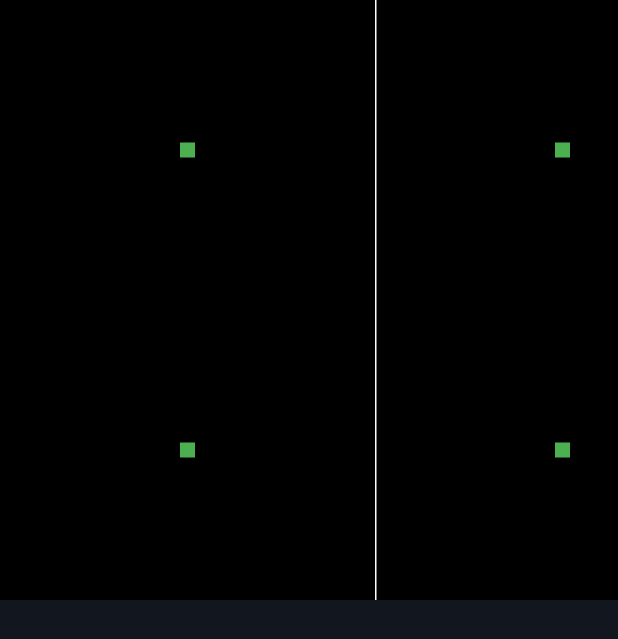
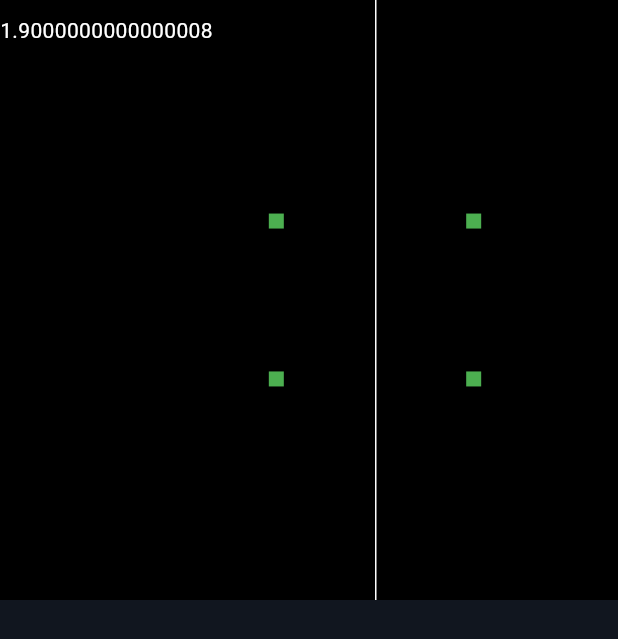
Before and after one commit to Mangoo0110/math_and_3d, a Flutter app: the first screen one second after launch, on a phone screen of 412 x 824 dp. Shown: the top 639 px of the screen. Run offline on Flutter 3.47's test engine with Material 3 defaults, Android fonts, the light colour scheme and no system bars; Roboto replaces fonts that are missing (Poppins).

Commit message:
3d to 2d(screen) projection basic

```diff
--- a/lib/main.dart
+++ b/lib/main.dart
@@ -1,7 +1,11 @@
+import 'dart:async';
+import 'dart:math';
+
 import 'package:flutter/material.dart';
 import 'package:math_and_3d/core/themes/themes.dart';
 
 void main() {
+  WidgetsFlutterBinding.ensureInitialized();
   runApp(const MyApp());
 }
 
@@ -24,9 +28,38 @@ class MyApp extends StatelessWidget {
 }
 
 
-class TheRealm extends StatelessWidget {
+class TheRealm extends StatefulWidget {
   const TheRealm({super.key, required this.screenSize});
   final Size screenSize;
+
+  @override
+  State<TheRealm> createState() => _TheRealmState();
+}
+
+class _TheRealmState extends State<TheRealm> {
+  Timer? timer;
+  double depth = 1;
+
+  @override
+  void initState() {
+    timer = Timer.periodic(const Duration(milliseconds: 100), (timer) {
+      depth += 0.1;
+      if(depth >= 10) {
+        timer.cancel();
+        return;
+      }
+      setState(() {
+
+      });
+    });
+    super.initState();
+  }
+
+  @override
+  void dispose() {
+    timer?.cancel();
+    super.dispose();
+  }
 
   @override
   Widget build(BuildContext context) {
@@ -35,34 +68,39 @@ class TheRealm extends StatelessWidget {
         return Scaffold(
           body: Container(
             color: Colors.black,
-            height: screenSize.height,
-            width: screenSize.width,
+            height: widget.screenSize.height,
+            width: widget.screenSize.width,
             child: Stack(
               fit: StackFit.expand,
               children: [
+                Positioned(
+                  top: 10,
+                  left: 0,
+                  child: Text(depth.toString(), style: const TextStyle(color: Colors.white),),
+                ),
                   Positioned(
-                    left: screenSize.width/2,
+                    left: widget.screenSize.width/2,
                     child: Container(
-                      height: screenSize.height,
+                      height: widget.screenSize.height,
                       width: 1,
                       color: Colors.white,
                     ),
                   ),
 
                 drawRectPoint(
-                  translateToScreenPoint(Vec2(.5, .5))
+                  translateToScreenPoint(project3dTo2d(Vec3(.5, .5, depth)))
                 ),
 
                 drawRectPoint(
-                  translateToScreenPoint(Vec2(.5, -.5))
+                  translateToScreenPoint(project3dTo2d(Vec3(.5, -.5, depth)))
                 ),
 
                 drawRectPoint(
-                  translateToScreenPoint(Vec2(-.5, .5))
+                  translateToScreenPoint(project3dTo2d(Vec3(-.5, .5, depth)))
                 ),
 
                 drawRectPoint(
-                  translateToScreenPoint(Vec2(-.5, -.5))
+                  translateToScreenPoint(project3dTo2d(Vec3(-.5, -.5, depth)))
                 ),
               ],
             ),
@@ -71,13 +109,31 @@ class TheRealm extends StatelessWidget {
       },
     );
   }
+  // Simplified formula from: 3d: (x, y, z) => 2d: (x/z, y/z)
+  // Which is essentially derived from similar triangle theorem
+  //
+  /// Below videos sources explains the formula behind 3d coordinates to 2d coordinates much better:
+  /// https://youtu.be/eoXn6nwV694?si=hOaW5FIAczj45jzD
+  /// https://youtu.be/qjWkNZ0SXfo?si=gYZLzm_ht9McmHW7
+  ///
+  // More detailed formula is:
+  // 3d: (x, y, z) => 2d: (x/(z * tan(theta)), y/(z * tan(theta)))
+  //
+  // Here z is the depth or how far behind the object is from the screen.
+  // Minimum depth z is 0.1 to avoid division by zero
+  Vec2 project3dTo2d(Vec3 coooridanates) {
+    return Vec2(
+      coooridanates.x / (max(0.1, coooridanates.z)),
+      coooridanates.y / (max(0.1, coooridanates.z))
+    );
+  }
 
   Vec2 translateToScreenPoint(Vec2 coordinate) {
     // Assuming that coordinate values are between -1 and 1
     // (0,0) is the middle point of the plane
     return Vec2(
-      (1 - coordinate.x)/2 * screenSize.width,
-      (1 -(coordinate.y))/2 * screenSize.height
+      (1 - coordinate.x)/2 * widget.screenSize.width,
+      (1 - coordinate.y)/2 * widget.screenSize.height
     );
   }
 }
@@ -118,6 +174,31 @@ class Vec2{
   int get hashCode => x.hashCode ^ y.hashCode;
 }
 
+/// 3 dimensional vector
+class Vec3{
+  Vec3(this.x, this.y, this.z);
+
+  final double x;
+  final double y;
+  final double z;
+
+  Vec3 operator +(Vec3 other) => Vec3(x + other.x, y + other.y, z + other.z);
+  Vec3 operator -(Vec3 other)=> Vec3(x- other.x, y - other.y, z - other.z);
+
+  @override
+  bool operator ==(Object other) {
+    return identical(this, other)
+      && other is Vec3
+      &&  runtimeType ==  other.runtimeType
+      && x == other.x
+      && y == other.y
+      && z == other.z;
+  }
+
+  @override
+  int get hashCode => x.hashCode ^ y.hashCode ^ z.hashCode;
+}
+
 
 
 class SquareDotPainter extends CustomPainter {
```
